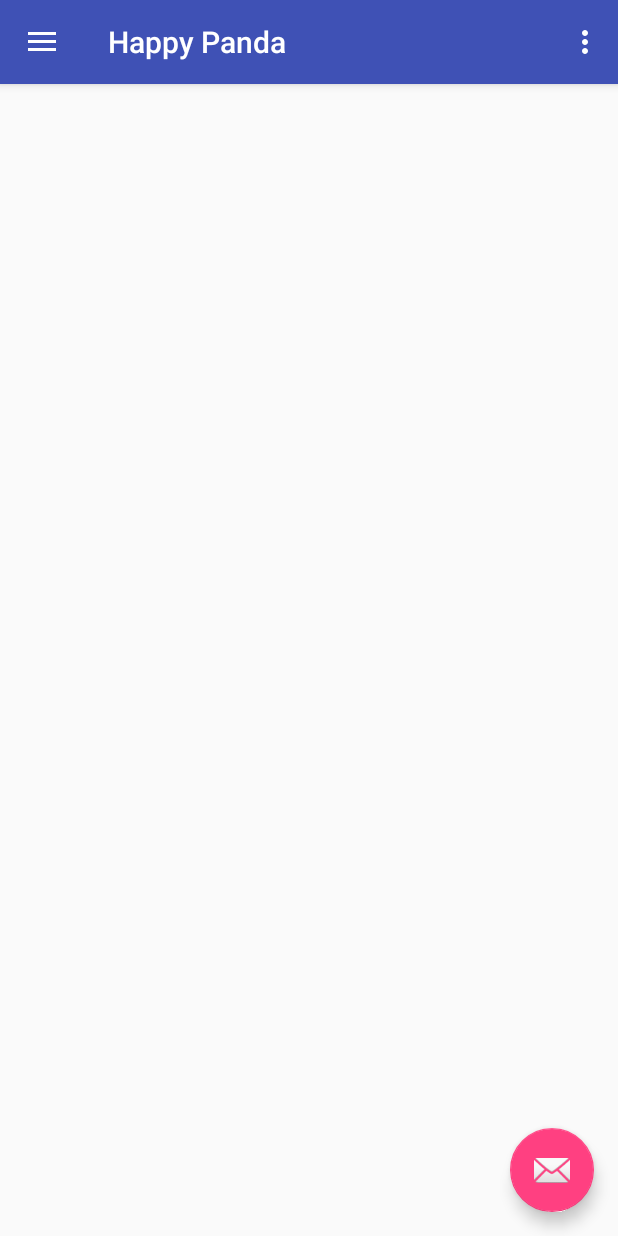
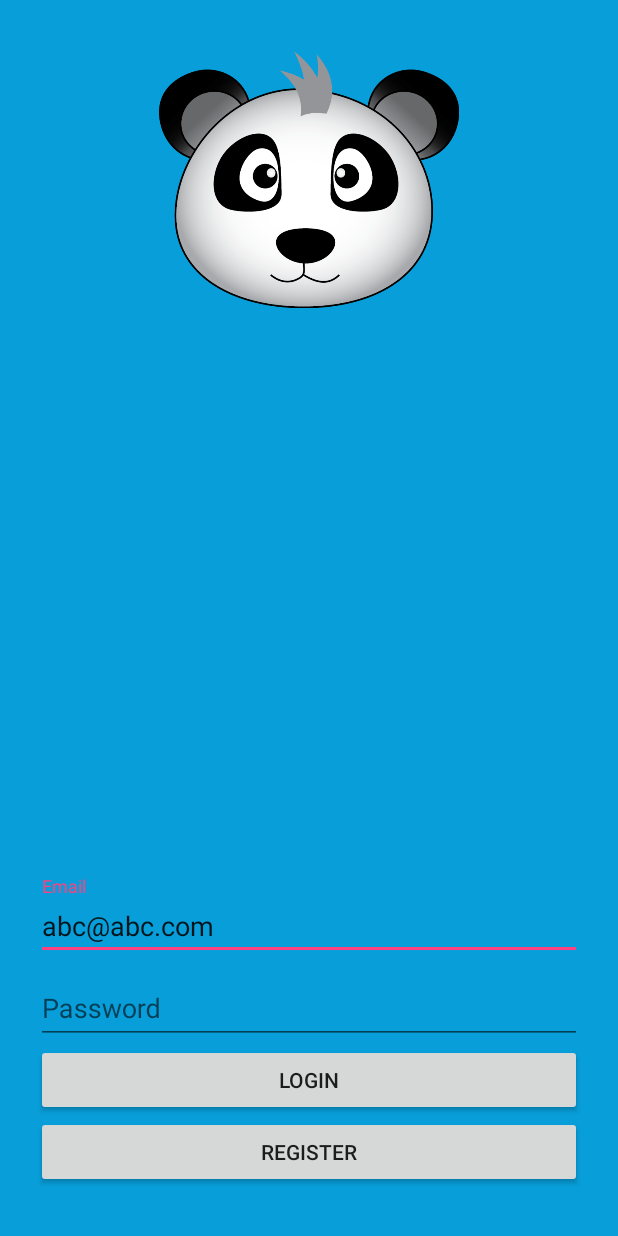
Before and after one commit to Bashmug/HappyPanda, an Android app: the screen it shows after launch (MainActivity before the commit, LoginActivity after it), on a phone screen of 412 x 824 dp. Run offline under Robolectric (Android 15) with nearby library versions, the phone set to English and light mode, and no system bars.

Commit message:
splash login logout

```diff
--- /dev/null
+++ b/HappyPanda/app/src/main/java/com/happypanda/LoginActivity.java
@@ -0,0 +1,68 @@
+package com.happypanda;
+
+import android.content.Intent;
+import android.content.SharedPreferences;
+import android.support.v7.app.AppCompatActivity;
+import android.os.Bundle;
+import android.text.TextUtils;
+import android.view.View;
+import android.widget.Button;
+import android.widget.TextView;
+import android.widget.Toast;
+
+public class LoginActivity extends AppCompatActivity {
+
+    private String MyPREFERENCES = "MyPrefs";
+    private TextView mEmail;
+    private TextView mPassword;
+    private Button mSignIn;
+
+    @Override
+    protected void onCreate(Bundle savedInstanceState) {
+        super.onCreate(savedInstanceState);
+        setContentView(R.layout.activity_login);
+
+        mEmail = (TextView)findViewById(R.id.login_email);
+        mPassword = (TextView)findViewById(R.id.login_password);
+        mSignIn = (Button)findViewById(R.id.login_sign_in);
+
+        mSignIn.setOnClickListener(new View.OnClickListener() {
+            @Override
+            public void onClick(View view) {
+                checkDetails();
+            }
+        });
+
+    }
+
+    /*
+    Function to verify textedit details
+     */
+    void checkDetails(){
+
+        String email = mEmail.getText().toString();
+        String password = mPassword.getText().toString();
+
+        if(email!= null){
+            doSignIn(email,password);
+        }
+
+    }
+
+    /*
+    Function to connect to internet and check for login details valid or not
+     */
+    private void doSignIn(String email,String password) {
+        Toast.makeText(getApplicationContext(),"signing in" + email,Toast.LENGTH_SHORT).show();
+        if(email.equals("abc@abc.com")){
+            SharedPreferences.Editor editor = getSharedPreferences(MyPREFERENCES, MODE_PRIVATE).edit();
+            editor.putString("Login", "yes");
+            editor.apply();
+
+            Intent intent = new Intent(LoginActivity.this,MainActivity.class);
+            startActivity(intent);
+            finish();
+        }
+    }
+
+}
--- a/HappyPanda/app/src/main/java/com/happypanda/MainActivity.java
+++ b/HappyPanda/app/src/main/java/com/happypanda/MainActivity.java
@@ -1,5 +1,8 @@
 package com.happypanda;
 
+import android.content.Context;
+import android.content.Intent;
+import android.content.SharedPreferences;
 import android.os.Bundle;
 import android.support.design.widget.FloatingActionButton;
 import android.support.design.widget.Snackbar;
@@ -16,10 +19,18 @@ import android.view.MenuItem;
 public class MainActivity extends AppCompatActivity
         implements NavigationView.OnNavigationItemSelectedListener {
 
+    private String MyPREFERENCES = "MyPrefs";
+    private String login;
+
     @Override
     protected void onCreate(Bundle savedInstanceState) {
         super.onCreate(savedInstanceState);
         setContentView(R.layout.activity_main);
+
+        SharedPreferences sharedpreferences = getSharedPreferences(MyPREFERENCES, Context.MODE_PRIVATE);
+        login = sharedpreferences.getString("Login", "");
+        checkLogin();
+
         Toolbar toolbar = (Toolbar) findViewById(R.id.toolbar);
         setSupportActionBar(toolbar);
 
@@ -79,10 +90,38 @@ public class MainActivity extends AppCompatActivity
 
         } else if (id == R.id.nav_send) {
 
+        }else if (id == R.id.logout) {
+            logout();
         }
 
         DrawerLayout drawer = (DrawerLayout) findViewById(R.id.drawer_layout);
         drawer.closeDrawer(GravityCompat.START);
         return true;
     }
+
+    void checkLogin() {
+// TODO make  login activity and store token in shared prefs.
+        if (login == "") {
+            Intent intent = new Intent(MainActivity.this, LoginActivity.class);
+            startActivity(intent);
+            finish();
+        }
+    }
+
+    @Override
+    protected void onStop() {
+        super.onStop();
+    }
+
+    void logout(){
+
+        SharedPreferences.Editor editor = getSharedPreferences(MyPREFERENCES, MODE_PRIVATE).edit();
+        editor.putString("Login", "");
+        editor.apply();
+
+        Intent intent = new Intent(MainActivity.this,LoginActivity.class);
+        startActivity(intent);
+        finish();
+
+    }
 }
--- /dev/null
+++ b/HappyPanda/app/src/main/java/com/happypanda/SplashActivity.java
@@ -0,0 +1,37 @@
+package com.happypanda;
+
+import android.content.Context;
+import android.content.Intent;
+import android.content.SharedPreferences;
+import android.os.Handler;
+import android.support.v7.app.AppCompatActivity;
+import android.os.Bundle;
+
+public class SplashActivity extends AppCompatActivity {
+
+    private String MyPREFERENCES = "MyPrefs";
+    private int DELAYTIME = 3000;
+    private String login = "";
+
+    @Override
+    protected void onCreate(Bundle savedInstanceState) {
+        super.onCreate(savedInstanceState);
+        setContentView(R.layout.activity_splash);
+
+
+        new Handler().postDelayed(new Runnable() {
+            @Override
+            public void run() {
+                startNext();
+            }
+        }, DELAYTIME);
+
+    }
+
+    void startNext() {
+        Intent intent = new Intent(SplashActivity.this, MainActivity.class);
+        startActivity(intent);
+        finish();
+
+    }
+}
--- /dev/null
+++ b/HappyPanda/app/src/main/res/layout/activity_login.xml
@@ -0,0 +1,68 @@
+<?xml version="1.0" encoding="utf-8"?>
+<RelativeLayout xmlns:android="http://schemas.android.com/apk/res/android"
+    xmlns:app="http://schemas.android.com/apk/res-auto"
+    xmlns:tools="http://schemas.android.com/tools"
+    android:layout_width="match_parent"
+    android:layout_height="match_parent"
+    android:background="@color/logo_blue"
+    tools:context="com.happypanda.LoginActivity">
+
+    <LinearLayout
+        android:layout_width="match_parent"
+        android:layout_height="wrap_content"
+        android:layout_alignParentBottom="true"
+        android:layout_centerHorizontal="true"
+        android:layout_marginBottom="32dp"
+        android:layout_marginLeft="24dp"
+        android:layout_marginRight="24dp"
+        android:layout_marginTop="32dp"
+        android:orientation="vertical">
+
+
+        <android.support.design.widget.TextInputLayout
+            android:layout_width="match_parent"
+            android:layout_height="wrap_content">
+
+            <EditText
+                android:id="@+id/login_email"
+                android:layout_width="match_parent"
+                android:layout_height="wrap_content"
+                android:hint="Email"
+                android:text="abc@abc.com" />
+        </android.support.design.widget.TextInputLayout>
+
+        <android.support.design.widget.TextInputLayout
+            android:layout_width="match_parent"
+            android:layout_height="wrap_content">
+
+            <EditText
+                android:id="@+id/login_password"
+                android:layout_width="match_parent"
+                android:layout_height="wrap_content"
+                android:hint="Password" />
+        </android.support.design.widget.TextInputLayout>
+
+        <Button
+            android:id="@+id/login_sign_in"
+            android:layout_width="match_parent"
+            android:layout_height="wrap_content"
+            android:text="Login" />
+
+        <Button
+            android:id="@+id/button2"
+            android:layout_width="match_parent"
+            android:layout_height="wrap_content"
+            android:text="Register" />
+
+
+    </LinearLayout>
+
+    <ImageView
+        android:id="@+id/imageView3"
+        android:layout_width="200dp"
+        android:layout_height="200dp"
+        android:layout_alignParentTop="true"
+        android:layout_centerHorizontal="true"
+        android:layout_marginTop="20dp"
+        app:srcCompat="@drawable/panda_bear" />
+</RelativeLayout>
--- a/HappyPanda/app/src/main/res/menu/activity_main_drawer.xml
+++ b/HappyPanda/app/src/main/res/menu/activity_main_drawer.xml
@@ -22,6 +22,9 @@
                 android:id="@+id/nav_send"
                 android:icon="@drawable/ic_menu_send"
                 android:title="About Us" />
+            <item
+                android:id="@+id/logout"
+                android:title="Logout" />
         </menu>
     </item>
 
--- a/HappyPanda/app/src/main/res/values/styles.xml
+++ b/HappyPanda/app/src/main/res/values/styles.xml
@@ -1,7 +1,7 @@
 <resources>
 
     <!-- Base application theme. -->
-    <style name="AppTheme" parent="Theme.AppCompat.Light.DarkActionBar">
+    <style name="AppTheme" parent="Theme.AppCompat.DayNight.DarkActionBar">
         <!-- Customize your theme here. -->
         <item name="colorPrimary">@color/colorPrimary</item>
         <item name="colorPrimaryDark">@color/colorPrimaryDark</item>
@@ -11,6 +11,10 @@
     <style name="AppTheme.NoActionBar">
         <item name="windowActionBar">false</item>
         <item name="windowNoTitle">true</item>
+
+        <item name="colorPrimary">@color/colorPrimary</item>
+        <item name="colorPrimaryDark">@color/colorPrimaryDark</item>
+        <item name="colorAccent">@color/colorAccent</item>
     </style>
 
     <style name="AppTheme.AppBarOverlay" parent="ThemeOverlay.AppCompat.Dark.ActionBar" />
```
Also changed, not shown: HappyPanda/app/src/main/AndroidManifest.xml (+7 -1 lines), HappyPanda/app/src/main/res/layout/activity_splash.xml (added, +26 -0 lines), HappyPanda/app/src/main/res/drawable/panda_bear.png (added).
